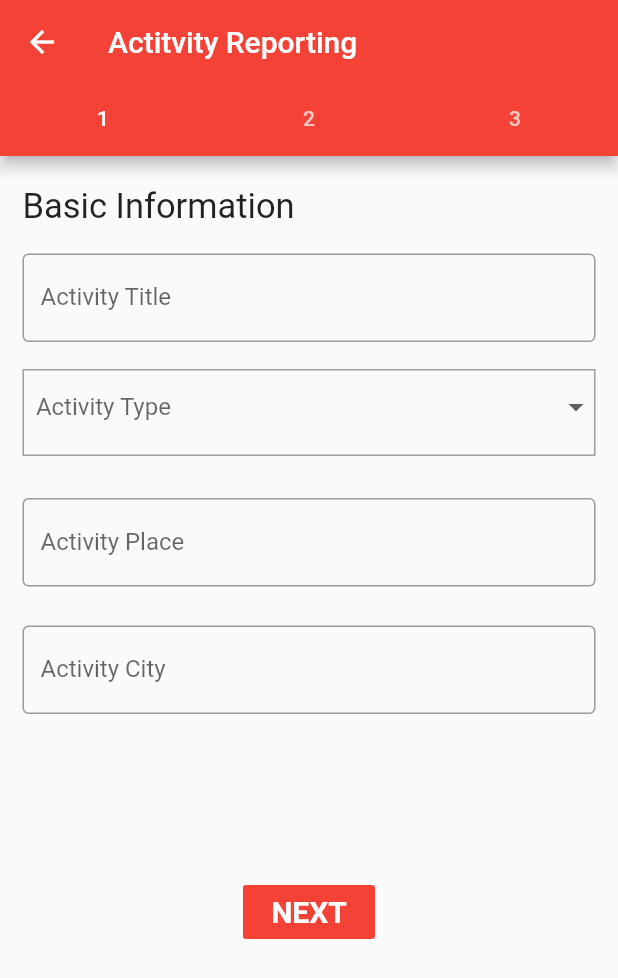
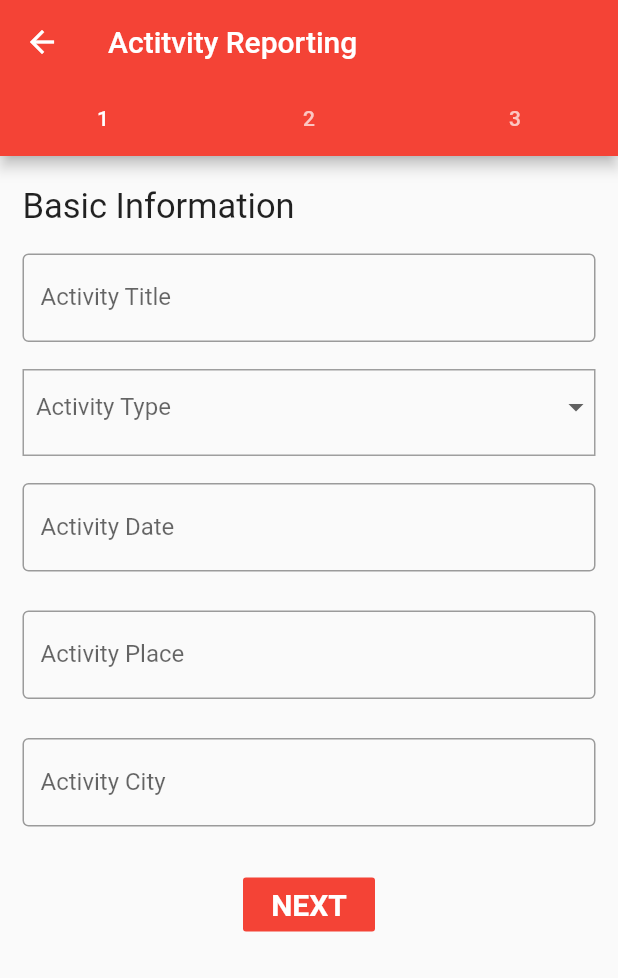
Before and after one commit to tejasshinde2113/lions_club_client, a Flutter app: the ActivityReport screen opened directly, on a phone screen of 412 x 824 dp. Shown: the top 978 px of the screen. Run offline on Flutter 3.47's test engine with Material 2 defaults, Android fonts, the phone set to English and light mode, and no system bars; our stand-ins replace image_picker, share, simple_animations; missing offline and left inert: file_picker_cross, wc_flutter_share; accounts and stored records are empty.

Commit message:
activity apis

```diff
--- a/lib/Widgets/ActivityReporting/activityReport.dart
+++ b/lib/Widgets/ActivityReporting/activityReport.dart
@@ -3,6 +3,9 @@ import 'package:flutter/material.dart';
 import 'package:image_picker/image_picker.dart';
 import 'dart:io';
 import 'dart:async';
+import 'dart:convert';
+import 'package:http/http.dart' as http;
+import 'package:lionsclub/Widgets/Models/activityModel.dart';
 
 class ActivityReport extends StatefulWidget {
   final String title;
@@ -22,22 +25,9 @@ class _ActivityReportState extends State<ActivityReport>
   }
 
   final List<Tab> myTabs = <Tab>[
-    Tab(
-      icon: Text(
-        "1"
-      )
-    ),
-    Tab(
-        icon: Text(
-            "2"
-        )
-    ),
-    Tab(
-        icon: Text(
-            "3"
-        )
-    ),
-
+    Tab(icon: Text("1")),
+    Tab(icon: Text("2")),
+    Tab(icon: Text("3")),
   ];
   String title = 'DropDownButton';
   static const menuItems = <String>[
@@ -66,6 +56,105 @@ class _ActivityReportState extends State<ActivityReport>
   String _btn2SelectedVal;
   TabController _tabController;
 
+  static Activities act;
+  Future<Activities> addactivity(
+      String activityTitle,
+      String amount,
+      String city,
+      String date,
+      String cabinetOfficers,
+      String description,
+      String lionHours,
+      dynamic mediaCoverage,
+      String peopleServed,
+      dynamic activityType,
+      String place,
+      dynamic authorId,
+      dynamic clubId,
+      dynamic image) async {
+    var url = 'http://lions3234d2.com/api.php';
+    Map data = {
+      "activityTitle": 'yes',
+      "amount": "String",
+      "city": "String",
+      "date": "String",
+      "description": "String",
+      "cabinetOfficers": "String",
+      "lionHours": "String",
+      "mediaCoverage": "String",
+      "peopleServed": "String",
+      "activityType": "dynamic",
+      "place": "String",
+      "authorId": "String",
+      "clubId": "String",
+      "image": "dynamic",
+
+      'add-activity': 'true'
+
+      // "userName" : "ritam@brocodedevs.online",
+      //"password" : "pata nahi",
+      //'login'    : 'true'
+    };
+
+    var response = await http.post(
+      url,
+      body: data,
+    );
+
+
+    Activities act = Activities(description,city,clubId,authorId,activityTitle,activityType,date,amount,cabinetOfficers,mediaCoverage,peopleServed,place,image,lionHours);
+
+    print("Response status: ${response.statusCode}");
+    Map userMap = jsonDecode(response.body);
+    print("Response body: " + userMap.toString());
+
+//    userMap['details'] = array[]
+//    userMap['details']['name'] // name = ritam
+
+    print("description:" + userMap["details"]["description"]);
+
+    act = Activities(
+        userMap["details"]["activityTitle"],
+        userMap["details"]["amount"],
+        userMap["details"]["city"],
+        userMap["details"]["date"],
+        userMap["details"]["cabinetOfficers"],
+        userMap["details"]["clubId"],
+        userMap["details"]["lionHours"],
+        userMap["details"]["description"],
+        userMap["details"]["mediaCoverage"],
+        userMap["details"]["peopleServed"],
+        userMap["details"]["activityType"],
+        userMap["details"]["place"],
+        userMap["details"]["image"],
+        userMap["details"]["authorId"]);
+
+    return act;
+  }
+
+  void _navigateToSubmit(BuildContext context) {
+    var object = addactivity(
+        "activityTitle",
+        "amount",
+        "city",
+        "date",
+        "cabinetOfficers",
+        "description",
+        "lionHours",
+        "mediaCoverage",
+        "peopleServed",
+        "activityType",
+        "place",
+        "authorId",
+        "clubId",
+        "image");
+
+    Navigator.push(
+      context,
+      MaterialPageRoute(builder: (context) => ActivityReport(widget.title)),
+    );
+  }
+
   Widget basicInformation() {
     return ListView(
       children: <Widget>[
@@ -86,6 +175,10 @@ class _ActivityReportState extends State<ActivityReport>
         ),
         Padding(
           padding: const EdgeInsets.fromLTRB(15.0, 8.0, 15.0, 8.0),
+          child: GestureDetector(
+            onTap: () {
+              return _navigateToSubmit(context);
+            },
             child: TextField(
               //controller: this._controller,
               maxLines: 1,
@@ -98,11 +191,16 @@ class _ActivityReportState extends State<ActivityReport>
               onChanged: (text) => setState(() {}),
             ),
           ),
+        ),
         SizedBox(
           height: 10,
         ),
         Padding(
           padding: const EdgeInsets.only(left: 15, right: 15),
+          child: GestureDetector(
+            onTap: () {
+              return _navigateToSubmit(context);
+            },
             child: Container(
               height: 58.0,
               decoration: BoxDecoration(
@@ -126,6 +224,7 @@ class _ActivityReportState extends State<ActivityReport>
               ),
             ),
           ),
+        ),
         SizedBox(
           height: 10,
         ),
@@ -143,12 +242,35 @@ class _ActivityReportState extends State<ActivityReport>
         // onChanged: (text) => setState(() {}),
         //),
         //),
+        Padding(
+          padding: const EdgeInsets.fromLTRB(15.0, 8.0, 15.0, 8.0),
+          child: GestureDetector(
+            onTap: () {
+              return _navigateToSubmit(context);
+            },
+            child: TextField(
+              //controller: this._controller,
+              maxLines: 1,
+              textCapitalization: TextCapitalization.sentences,
+              decoration: InputDecoration(
+                //counterText: '${this._controller.text.split(' ').length} words',
+                labelText: 'Activity Date',
+                border: OutlineInputBorder(),
+              ),
+              onChanged: (text) => setState(() {}),
+            ),
+          ),
+        ),
 
         SizedBox(
           height: 10,
         ),
         Padding(
           padding: const EdgeInsets.fromLTRB(15.0, 8.0, 15.0, 8.0),
+          child: GestureDetector(
+            onTap: () {
+              return _navigateToSubmit(context);
+            },
             child: TextField(
               //controller: this._controller,
               maxLines: 1,
@@ -161,11 +283,16 @@ class _ActivityReportState extends State<ActivityReport>
               onChanged: (text) => setState(() {}),
             ),
           ),
+        ),
         SizedBox(
           height: 10,
         ),
         Padding(
           padding: const EdgeInsets.fromLTRB(15.0, 8.0, 15.0, 8.0),
+          child: GestureDetector(
+            onTap: () {
+              return _navigateToSubmit(context);
+            },
             child: TextField(
               //controller: this._controller,
               maxLines: 1,
@@ -178,8 +305,9 @@ class _ActivityReportState extends State<ActivityReport>
               onChanged: (text) => setState(() {}),
             ),
           ),
+        ),
         SizedBox(
-          height: 100,
+          height: 20,
         ),
         Center(
           child: FlatButton(
@@ -227,6 +355,10 @@ class _ActivityReportState extends State<ActivityReport>
       ),
       Padding(
         padding: const EdgeInsets.all(8.0),
+        child: GestureDetector(
+          onTap: () {
+            return _navigateToSubmit(context);
+          },
           child: TextField(
             // controller: this._controller,
             maxLines: 1,
@@ -239,11 +371,16 @@ class _ActivityReportState extends State<ActivityReport>
             onChanged: (text) => setState(() {}),
           ),
         ),
+      ),
       SizedBox(
         height: 10,
       ),
       Padding(
         padding: const EdgeInsets.all(8.0),
+        child: GestureDetector(
+          onTap: () {
+            return _navigateToSubmit(context);
+          },
           child: TextField(
             //controller: this._controller,
             maxLines: 1,
@@ -256,11 +393,16 @@ class _ActivityReportState extends State<ActivityReport>
             onChanged: (text) => setState(() {}),
           ),
         ),
+      ),
       SizedBox(
         height: 10,
       ),
       Padding(
         padding: const EdgeInsets.all(8.0),
+        child: GestureDetector(
+          onTap: () {
+            return _navigateToSubmit(context);
+          },
           child: TextField(
             //controller: this._controller,
             maxLines: 1,
@@ -273,11 +415,16 @@ class _ActivityReportState extends State<ActivityReport>
             onChanged: (text) => setState(() {}),
           ),
         ),
+      ),
       SizedBox(
         height: 10,
       ),
       Padding(
         padding: const EdgeInsets.all(8.0),
+        child: GestureDetector(
+          onTap: () {
+            return _navigateToSubmit(context);
+          },
           child: TextField(
             //controller: this._controller,
             maxLines: 1,
@@ -290,11 +437,16 @@ class _ActivityReportState extends State<ActivityReport>
             onChanged: (text) => setState(() {}),
           ),
         ),
+      ),
       SizedBox(
         height: 10,
       ),
       Padding(
         padding: const EdgeInsets.all(8.0),
+        child: GestureDetector(
+          onTap: () {
+            return _navigateToSubmit(context);
+          },
           child: TextField(
             //controller: this._controller,
             maxLines: 1,
@@ -305,6 +457,7 @@ class _ActivityReportState extends State<ActivityReport>
               border: OutlineInputBorder(),
             ),
             onChanged: (text) => setState(() {}),
+          ),
         ),
       ),
       SizedBox(
@@ -350,6 +503,10 @@ class _ActivityReportState extends State<ActivityReport>
           ),
           Padding(
             padding: const EdgeInsets.all(8.0),
+            child: GestureDetector(
+              onTap: () {
+                return _navigateToSubmit(context);
+              },
               child: TextField(
                 // controller: this._controller,
                 maxLines: 3,
@@ -360,6 +517,7 @@ class _ActivityReportState extends State<ActivityReport>
                   border: OutlineInputBorder(),
                 ),
                 onChanged: (text) => setState(() {}),
+              ),
             ),
           ),
           Padding(
@@ -378,7 +536,11 @@ class _ActivityReportState extends State<ActivityReport>
           Center(
             child: Row(
               children: <Widget>[
-                Center(
+                GestureDetector(
+                  onTap: () {
+                    return _navigateToSubmit(context);
+                  },
+                  child: Center(
                     child: Padding(
                       padding: const EdgeInsets.all(8.0),
                       child: ButtonBar(
@@ -388,7 +550,8 @@ class _ActivityReportState extends State<ActivityReport>
                             textColor: Colors.white,
                             child: Text('CHOOSE IMAGE'),
                             //icon: Icon(Icons.photo),
-                          onPressed: () async => await _pickImageFromGallery(),
+                            onPressed: () async =>
+                                await _pickImageFromGallery(),
                             // tooltip: 'Pick from gallery',
                           ),
                           this._imageFile == null
@@ -408,6 +571,7 @@ class _ActivityReportState extends State<ActivityReport>
                       ),
                     ),
                   ),
+                ),
               ],
             ),
           ),
@@ -416,6 +580,10 @@ class _ActivityReportState extends State<ActivityReport>
           ),
           Padding(
             padding: const EdgeInsets.all(8.0),
+            child: GestureDetector(
+              onTap: () {
+                return _navigateToSubmit(context);
+              },
               child: TextField(
                 //controller: this._controller,
                 maxLines: 1,
@@ -428,27 +596,39 @@ class _ActivityReportState extends State<ActivityReport>
                 onChanged: (text) => setState(() {}),
               ),
             ),
+          ),
           SizedBox(
             height: 85,
           ),
           Center(
             child: Padding(
               padding: const EdgeInsets.fromLTRB(8.0, 8.0, 8.0, 8.0),
-              child: FlatButton(
+              child: GestureDetector(
+                onTap: () {
+                  return _navigateToSubmit(context);
+                },
+                child: Container(
+                  decoration: BoxDecoration(
                     color: Colors.red,
-                textColor: Colors.white,
+                  ),
+
+                  child: Padding(
+                    padding: const EdgeInsets.all(8.0),
                     child: Text(
-                  'SUMBIT',
+                      'SUBMIT',
                       style: TextStyle(
                         fontWeight: FontWeight.bold,
                         fontSize: 20.0,
+                        color: Colors.white,
                       ),
                     ),
-                onPressed: () {
-                  setState(() {
-                    _tabController.animateTo((_tabController.index + 1) % 3);
-                  });
-                },
+                  ),
+                  //  onPressed: () {
+                  //  setState(() {
+                  //  _tabController.animateTo((_tabController.index + 1) % 3);
+                  //});
+                  // },
+                ),
               ),
             ),
           ),
@@ -456,10 +636,7 @@ class _ActivityReportState extends State<ActivityReport>
   }
 
   Widget createBody() {
-    return TabBarView(
-
-        controller: _tabController,
-        children: <Widget>[
+    return TabBarView(controller: _tabController, children: <Widget>[
       basicInformation(),
       detailedInformation(),
       description(),
--- /dev/null
+++ b/lib/Widgets/Models/activityModel.dart
@@ -0,0 +1,37 @@
+class Activities{
+
+  String  activityTitle;
+  String  amount;
+  String  city;
+  String  date;
+  String  cabinetOfficers;
+  String  description;
+  String  lionHours;
+  String  mediaCoverage;
+  String  peopleServed;
+  dynamic  activityType;
+  String  place;
+  String  authorId;
+  String  clubId;
+  dynamic  image;
+
+
+  Activities(
+  this.activityTitle,
+  this.amount,
+  this.city,
+  this.date,
+  this.cabinetOfficers,
+  this.description,
+  this.lionHours,
+  this.mediaCoverage,
+  this.peopleServed,
+  this.activityType,
+  this.place,
+  this.authorId,
+  this.clubId,
+  this.image,
+
+      );
+
+}
--- a/lib/loginPage.dart
+++ b/lib/loginPage.dart
@@ -157,7 +157,7 @@ class _LoginPageState extends State<LoginPage>{
           padding: const EdgeInsets.only(left: 50,right: 50,top: 10),
           child: GestureDetector(
             onTap: (){
-//                return _navigateToLogin(context);
+         //       return _navigateToLogin(context);
             },
             child: Container(
               alignment: Alignment.bottomLeft,
@@ -202,7 +202,7 @@ class _LoginPageState extends State<LoginPage>{
           padding: const EdgeInsets.only(left: 50,right: 50,top: 10),
           child: GestureDetector(
             onTap: (){
-//                return _navigateToLogin(context);
+           //     return _navigateToLogin(context);
             },
             child: Container(
               alignment: Alignment.bottomLeft,
```
Lines whose indentation alone changed are shown as unchanged.
